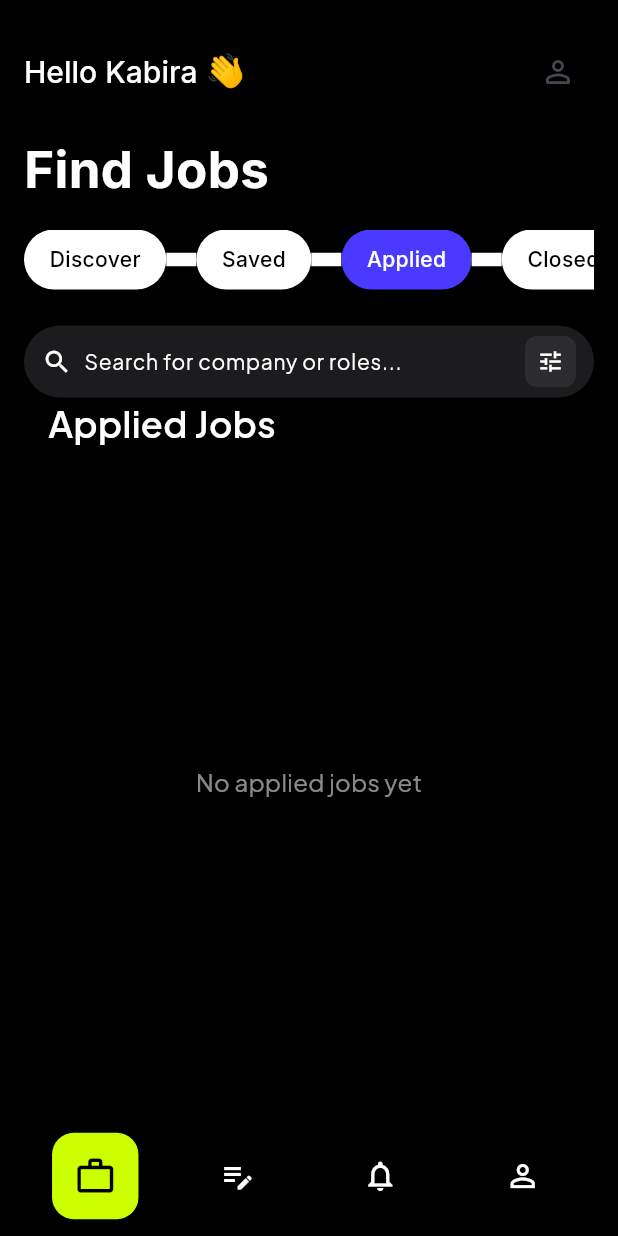
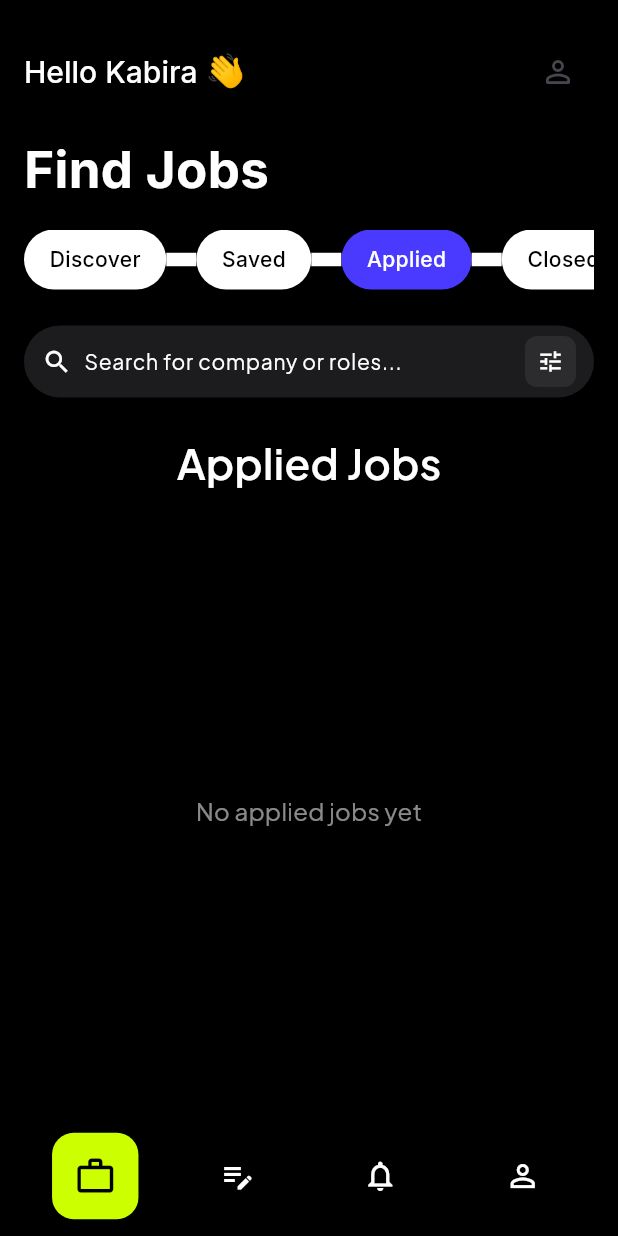
Before and after one commit to Kushalkabra/skillmora, a Flutter app: the screen it shows after launch, after a tap on "Saved", after a tap on "Applied", on a phone screen of 412 x 824 dp. Run offline on Flutter 3.47's test engine with Material 3 defaults, Android fonts, the phone set to English and light mode, and no system bars; our stand-ins replace flutter_svg, google_fonts.

Commit message:
fourth commit

```diff
--- a/lib/screens/filter_pages/applied_page.dart
+++ b/lib/screens/filter_pages/applied_page.dart
@@ -13,20 +13,19 @@ class AppliedPage extends StatelessWidget {
     final appliedJobs = jobsProvider.appliedJobs;
 
     return Column(
-      crossAxisAlignment: CrossAxisAlignment.start,
       children: [
-        Padding(
-          padding: const EdgeInsets.symmetric(horizontal: 16),
+        Container(
+          alignment: Alignment.center,
+          padding: const EdgeInsets.symmetric(vertical: 24),
           child: Text(
             'Applied Jobs',
             style: GoogleFonts.plusJakartaSans(
               color: Colors.white,
-              fontSize: 24,
+              fontSize: 28,
               fontWeight: FontWeight.w600,
             ),
           ),
         ),
-        const SizedBox(height: 16),
         Expanded(
           child: appliedJobs.isEmpty
               ? Center(
--- a/lib/screens/filter_pages/saved_page.dart
+++ b/lib/screens/filter_pages/saved_page.dart
@@ -13,20 +13,19 @@ class SavedPage extends StatelessWidget {
     final savedJobs = jobsProvider.savedJobs;
 
     return Column(
-      crossAxisAlignment: CrossAxisAlignment.start,
       children: [
-        Padding(
-          padding: const EdgeInsets.symmetric(horizontal: 16),
+        Container(
+          alignment: Alignment.center,
+          padding: const EdgeInsets.symmetric(vertical: 24),
           child: Text(
             'Saved Jobs',
             style: GoogleFonts.plusJakartaSans(
               color: Colors.white,
-              fontSize: 24,
+              fontSize: 28,
               fontWeight: FontWeight.w600,
             ),
           ),
         ),
-        const SizedBox(height: 16),
         Expanded(
           child: savedJobs.isEmpty
               ? Center(
```
